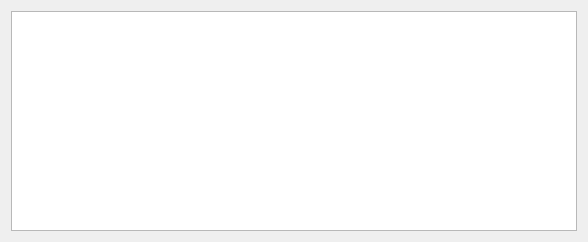
Old version of the form server/gui/ui/LogScreen.ui in the repository Howest-AdvMathProg/project-2021-Joren-vanGoethem.
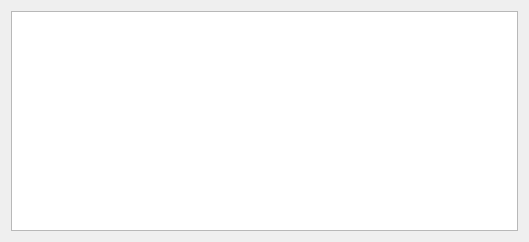
New version of the form.

The edit to the form file:
```diff
--- a/server/gui/ui/LogScreen.ui
+++ b/server/gui/ui/LogScreen.ui
@@ -6,7 +6,7 @@
    <rect>
     <x>0</x>
     <y>0</y>
-    <width>588</width>
+    <width>529</width>
     <height>242</height>
    </rect>
   </property>
```
